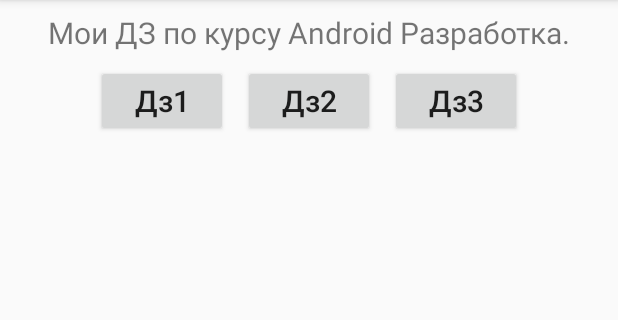
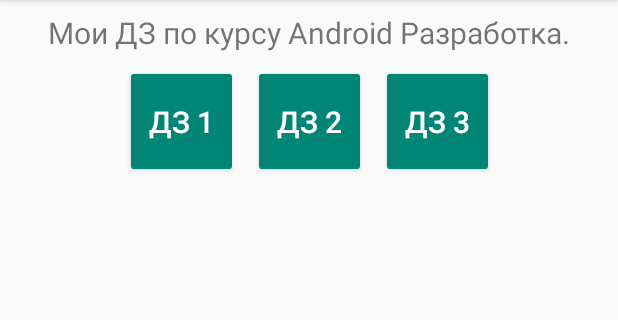
Before and after one commit to EvgenBES/StudyProject, an Android app: the screen it shows after launch (MainActivity), on a phone screen of 412 x 824 dp, the part 84-404 px from its top. Run offline under Robolectric (Android 15) with nearby library versions, the phone set to English and light mode, and no system bars.

Commit message:
Create new Activity - Dz3. Made starting design project.

```diff
--- a/app/build.gradle
+++ b/app/build.gradle
@@ -26,4 +26,5 @@ dependencies {
     androidTestImplementation 'com.android.support.test:runner:1.0.2'
     androidTestImplementation 'com.android.support.test.espresso:espresso-core:3.0.2'
     implementation 'com.android.support:recyclerview-v7:28.0.0-alpha1'
+    implementation 'com.squareup.picasso:picasso:2.71828'
 }
--- a/app/src/main/AndroidManifest.xml
+++ b/app/src/main/AndroidManifest.xml
@@ -1,6 +1,8 @@
 <?xml version="1.0" encoding="utf-8"?>
 <manifest xmlns:android="http://schemas.android.com/apk/res/android"
     package="com.example.fox.besproject">
+
+    <uses-permission android:name="android.permission.INTERNET"></uses-permission>
 
     <application
         android:allowBackup="true"
@@ -17,7 +19,8 @@
             </intent-filter>
         </activity>
         <activity android:name=".Dz1Activity" />
-        <activity android:name=".Dz2Activity"></activity>
+        <activity android:name=".Dz2Activity" />
+        <activity android:name=".Dz3Activity"></activity>
     </application>
 
 </manifest>
--- a/app/src/main/java/com/example/fox/besproject/Dz2Activity.java
+++ b/app/src/main/java/com/example/fox/besproject/Dz2Activity.java
@@ -9,5 +9,7 @@ public class Dz2Activity extends AppCompatActivity {
     protected void onCreate(Bundle savedInstanceState) {
         super.onCreate(savedInstanceState);
         setContentView(R.layout.dz2_activity);
+
+
     }
 }
--- a/app/src/main/java/com/example/fox/besproject/MainActivity.java
+++ b/app/src/main/java/com/example/fox/besproject/MainActivity.java
@@ -8,7 +8,7 @@ import android.widget.Button;
 
 public class MainActivity extends AppCompatActivity implements View.OnClickListener {
 
-    Button buttonDz1, buttonDz2;
+    Button buttonDz1, buttonDz2, buttonDz3;
 
     @Override
     protected void onCreate(Bundle savedInstanceState) {
@@ -17,8 +17,10 @@ public class MainActivity extends AppCompatActivity implements View.OnClickListe
 
         buttonDz1 = findViewById(R.id.buttonDz1);
         buttonDz2 = findViewById(R.id.buttonDz2);
+        buttonDz3 = findViewById(R.id.buttonDz3);
         buttonDz1.setOnClickListener(this);
         buttonDz2.setOnClickListener(this);
+        buttonDz3.setOnClickListener(this);
     }
 
 
@@ -33,6 +35,10 @@ public class MainActivity extends AppCompatActivity implements View.OnClickListe
                 Intent intent2 = new Intent(this, Dz2Activity.class);
                 startActivity(intent2);
                 break;
+            case R.id.buttonDz3:
+                Intent intent3 = new Intent(this, Dz3Activity.class);
+                startActivity(intent3);
+                break;
             default:
                 break;
         }
--- a/app/src/main/res/layout/main.xml
+++ b/app/src/main/res/layout/main.xml
@@ -27,7 +27,7 @@
             android:layout_width="0dp"
             android:layout_height="wrap_content"
             android:layout_weight="1"
-            android:textSize="20dp"
+            android:textSize="20sp"
             android:gravity="center"
             android:text="@string/headText" />
 
@@ -48,31 +48,31 @@
 
         <Button
             android:id="@+id/buttonDz1"
-            android:layout_width="wrap_content"
-            android:layout_height="wrap_content"
+            style="@style/Widget.AppCompat.Button.Colored"
+            android:layout_width="75dp"
+            android:layout_height="75dp"
             android:layout_weight="1"
             android:text="@string/buttonDz1"
-            android:textSize="20dp"
-            android:textAllCaps="false"/>
+            android:textSize="20sp" />
 
         <Button
             android:id="@+id/buttonDz2"
-            android:layout_width="wrap_content"
-            android:layout_height="wrap_content"
+            style="@style/Widget.AppCompat.Button.Colored"
+            android:layout_width="75dp"
+            android:layout_height="75dp"
+            android:layout_marginLeft="10dp"
+            android:layout_marginRight="10dp"
             android:layout_weight="1"
-            android:textSize="20dp"
-            android:layout_marginRight="10dp"
-            android:layout_marginLeft="10dp"
             android:text="@string/buttonDz2"
-            android:textAllCaps="false"/>
+            android:textSize="20sp" />
 
         <Button
             android:id="@+id/buttonDz3"
-            android:layout_width="wrap_content"
-            android:layout_height="wrap_content"
+            style="@style/Widget.AppCompat.Button.Colored"
+            android:layout_width="75dp"
+            android:layout_height="75dp"
             android:layout_weight="1"
-            android:textSize="20dp"
             android:text="@string/buttonDz3"
-            android:textAllCaps="false"/>
+            android:textSize="20sp" />
     </LinearLayout>
 </android.support.constraint.ConstraintLayout>
--- a/app/src/main/res/values/strings.xml
+++ b/app/src/main/res/values/strings.xml
@@ -2,22 +2,31 @@
     <!-- String MainActivity -->
 
     <string name="app_name">BesProject</string>
-    <string name="buttonDz1">Дз1</string>
-    <string name="buttonDz2">Дз2</string>
-    <string name="buttonDz3">Дз3</string>
+    <string name="buttonDz1">Дз 1</string>
+    <string name="buttonDz2">Дз 2</string>
+    <string name="buttonDz3">Дз 3</string>
     <string name="headText">Мои ДЗ по курсу Android Разработка.</string>
     <!-- Finish string MainActivity -->
 
 
     <!-- Sting Dz1_Activity -->
 
-    <string name="headTextDz1">Решение Дз1</string>
+    <string name="headTextDz1">Решение Дз №1</string>
     <string name="text1Dz1">Text 1</string>
     <string name="text2Dz1">Text 2</string>
     <string name="buttonClickDz1">Click Me</string>
     <!-- Finish string Dz1_Activity -->
 
     <!-- Sting Dz2_Activity -->
-    <string name="headTextDz2">Решение Дз2</string>
+    <string name="headTextDz2">Решение Дз №2</string>
+    <!-- Finish string Dz2_Activity -->
+
+    <!-- Sting Dz3_Activity -->
+    <string name="headTextDz3">Решение Дз №3</string>
+    <string name="loadButton">Loading</string>
+    <string name="randomButton">Random</string>
+    <string name="urlImage">Enter URL IMAGE:</string>
+    <string name="textViewDz3">If its hard for you to type URL then click this button!</string>
+
     <!-- Finish string Dz2_Activity -->
 </resources>
```
Also changed, not shown: app/src/main/java/com/example/fox/besproject/Dz3Activity.java (added, +41 -0 lines), app/src/main/res/drawable/ic_hourglass_empty_black_24dp.xml (added, +9 -0 lines), app/src/main/res/drawable/ic_perm_scan_wifi_black_24dp.xml (added, +9 -0 lines), app/src/main/res/layout/dz1_activity.xml (+11 -8 lines), app/src/main/res/layout/dz3_activity.xml (added, +86 -0 lines).
